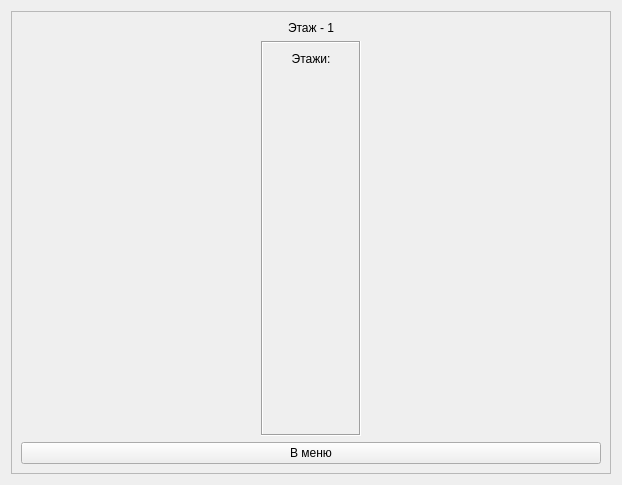
Above: editdevicesinbuldingwindow.ui from bondarev-al/PPCofCLinB before the change. Below: the same form after it.
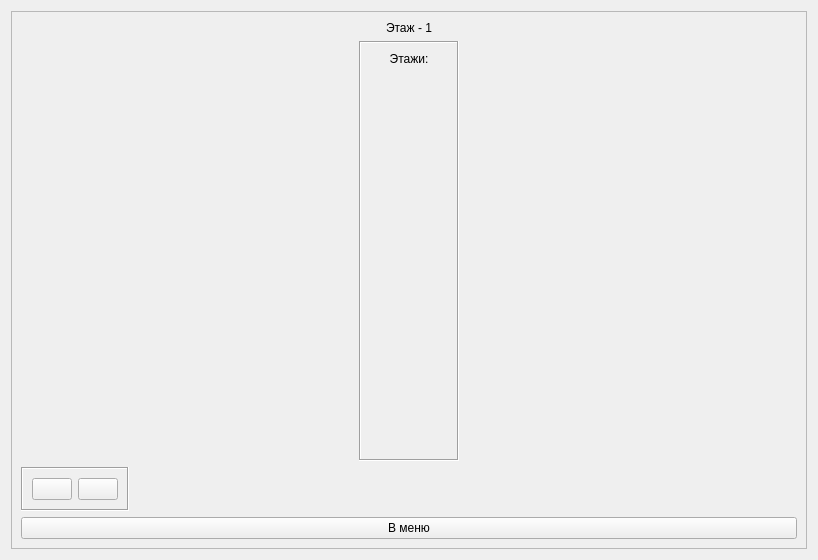
That is the form after the change. Icons and pictures are not drawn.

Commit message: Добавлены кнопки выбора устройств

What changed in the file:
```diff
--- a/editdevicesinbuldingwindow.ui
+++ b/editdevicesinbuldingwindow.ui
@@ -6,8 +6,8 @@
    <rect>
     <x>0</x>
     <y>0</y>
-    <width>622</width>
-    <height>485</height>
+    <width>818</width>
+    <height>560</height>
    </rect>
   </property>
   <property name="windowTitle">
@@ -88,7 +88,85 @@
        </layout>
       </item>
       <item>
-       <layout class="QHBoxLayout" name="devices_layout"/>
+       <layout class="QHBoxLayout" name="devices_layout">
+        <item>
+         <widget class="QFrame" name="devices_frame">
+          <property name="frameShape">
+           <enum>QFrame::Box</enum>
+          </property>
+          <property name="frameShadow">
+           <enum>QFrame::Sunken</enum>
+          </property>
+          <layout class="QHBoxLayout" name="horizontalLayout">
+           <item>
+            <widget class="QPushButton" name="devices_PC_but">
+             <property name="sizePolicy">
+              <sizepolicy hsizetype="Fixed" vsizetype="Fixed">
+               <horstretch>0</horstretch>
+               <verstretch>0</verstretch>
+              </sizepolicy>
+             </property>
+             <property name="text">
+              <string/>
+             </property>
+             <property name="icon">
+              <iconset resource="PPCofCLinB.qrc">
+               <normaloff>:/icons/PC.png</normaloff>:/icons/PC.png</iconset>
+             </property>
+             <property name="iconSize">
+              <size>
+               <width>35</width>
+               <height>35</height>
+              </size>
+             </property>
+             <property name="checkable">
+              <bool>true</bool>
+             </property>
+            </widget>
+           </item>
+           <item>
+            <widget class="QPushButton" name="devices_switch_but">
+             <property name="sizePolicy">
+              <sizepolicy hsizetype="Fixed" vsizetype="Fixed">
+               <horstretch>0</horstretch>
+               <verstretch>0</verstretch>
+              </sizepolicy>
+             </property>
+             <property name="text">
+              <string/>
+             </property>
+             <property name="icon">
+              <iconset resource="PPCofCLinB.qrc">
+               <normaloff>:/icons/switch.png</normaloff>:/icons/switch.png</iconset>
+             </property>
+             <property name="iconSize">
+              <size>
+               <width>35</width>
+               <height>35</height>
+              </size>
+             </property>
+             <property name="checkable">
+              <bool>true</bool>
+             </property>
+            </widget>
+           </item>
+          </layout>
+         </widget>
+        </item>
+        <item>
+         <spacer name="horizontalSpacer">
+          <property name="orientation">
+           <enum>Qt::Horizontal</enum>
+          </property>
+          <property name="sizeHint" stdset="0">
+           <size>
+            <width>40</width>
+            <height>20</height>
+           </size>
+          </property>
+         </spacer>
+        </item>
+       </layout>
       </item>
       <item>
        <widget class="QPushButton" name="menu_but">
```
Left out of the diff: 4 changed lines with no effect on the pictures. The commit also changes 5 other files.
